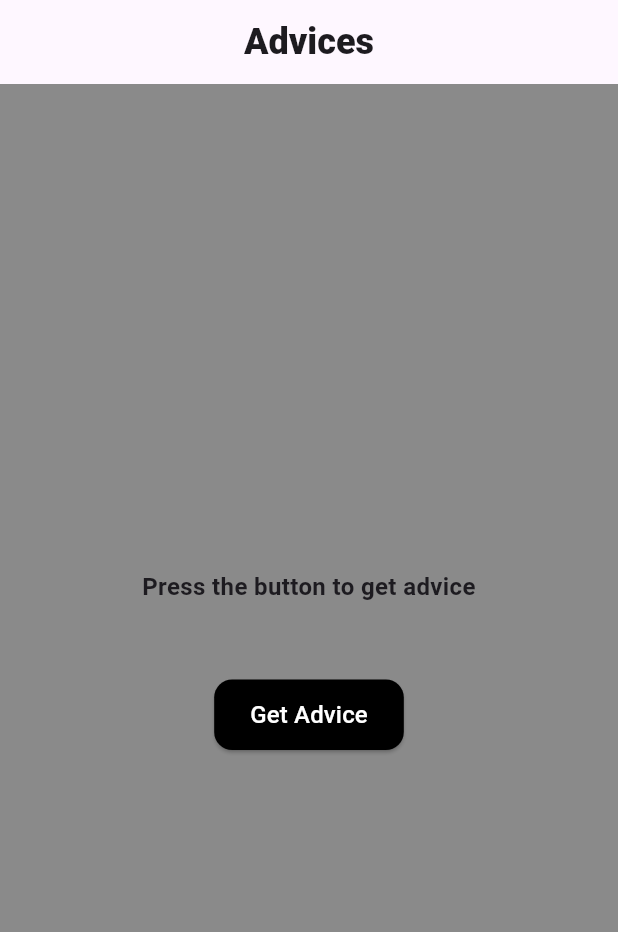
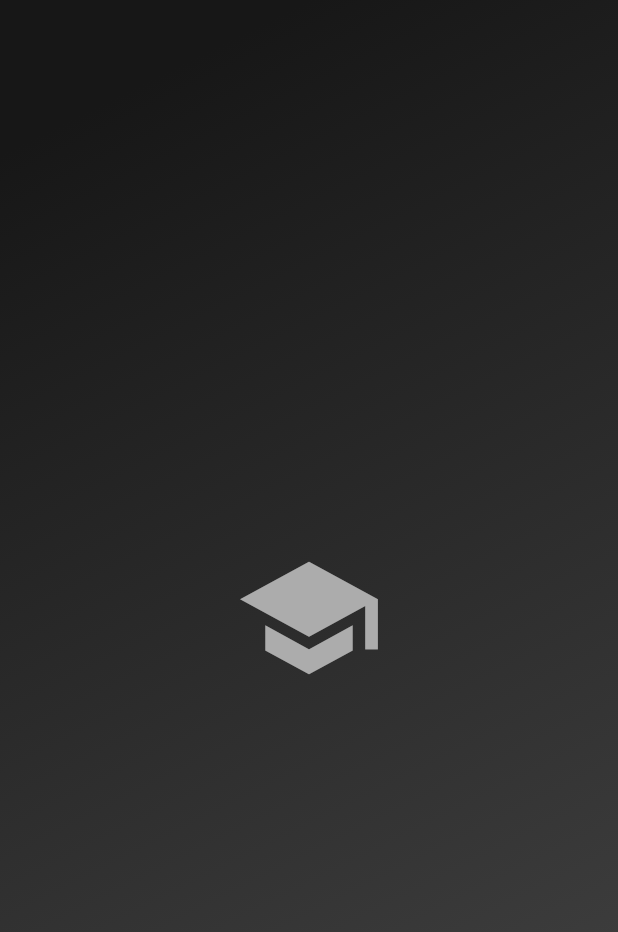
Before and after one commit to nishmajabin/Advice-Bloc-Sample, a Flutter app: the first screen one second after launch, on a phone screen of 412 x 824 dp. Shown: the top 932 px of the screen. Run offline on Flutter 3.47's test engine with Material 3 defaults, Android fonts, the phone set to English and light mode, and no system bars; our stand-ins replace bloc, flutter_bloc.

Commit message:
feat: splash screen added

```diff
--- a/lib/main.dart
+++ b/lib/main.dart
@@ -1,5 +1,5 @@
 import 'package:advice_app_bloc_sample/controllers/bloc/advice_bloc.dart';
-import 'package:advice_app_bloc_sample/screens/home_screen.dart';
+import 'package:advice_app_bloc_sample/screens/splash_screen.dart';
 import 'package:flutter/material.dart';
 import 'package:flutter_bloc/flutter_bloc.dart';
 
@@ -14,7 +14,7 @@ class AdviceBlocApp extends StatelessWidget {
   Widget build(BuildContext context) {
     return BlocProvider(create: (context) => AdviceBloc(),
     child: MaterialApp(
-        home: HomeScreen(),
+        home: SplashScreen(),
         debugShowCheckedModeBanner: false,
     ),);
   }
--- /dev/null
+++ b/lib/screens/splash_screen.dart
@@ -0,0 +1,45 @@
+import 'package:advice_app_bloc_sample/screens/home_screen.dart';
+import 'package:flutter/material.dart';
+
+
+class SplashScreen extends StatelessWidget {
+  const SplashScreen({super.key});
+
+  @override
+  Widget build(BuildContext context) {
+    Future.delayed(Duration(seconds: 3), () {
+      Navigator.of(
+        // ignore: use_build_context_synchronously
+        context,
+      ).pushReplacement(MaterialPageRoute(builder: (context) => HomeScreen()));
+    });
+    return Scaffold(
+      body: Container(
+        decoration: BoxDecoration(
+          gradient: LinearGradient(
+            colors: [
+              const Color.fromARGB(255, 23, 23, 23),
+              const Color.fromARGB(255, 70, 70, 70),
+              const Color.fromARGB(255, 23, 23, 23),
+            ],
+            stops: [0.1,1,0.6],
+            begin: Alignment.topLeft,
+            end: Alignment.bottomRight,
+          ),
+        ),
+        child: Center(
+          child: Column(
+            mainAxisAlignment: MainAxisAlignment.center,
+            children: [
+              Icon(
+                Icons.school,
+                size: 100,
+                color: const Color.fromARGB(255, 172, 172, 172),
+              ),
+            ],
+          ),
+        ),
+      ),
+    );
+  }
+}
--- a/pubspec.yaml
+++ b/pubspec.yaml
@@ -30,9 +30,11 @@ environment:
 dependencies:
   bloc: ^9.0.0
   cupertino_icons: ^1.0.8
+  flaticon: ^0.0.1
   flutter:
     sdk: flutter
   flutter_bloc: ^9.1.1
+  font_awesome_icon_class: ^0.0.6
   http: ^1.4.0
 
 dev_dependencies:
```
Also changed, not shown: pubspec.lock.
